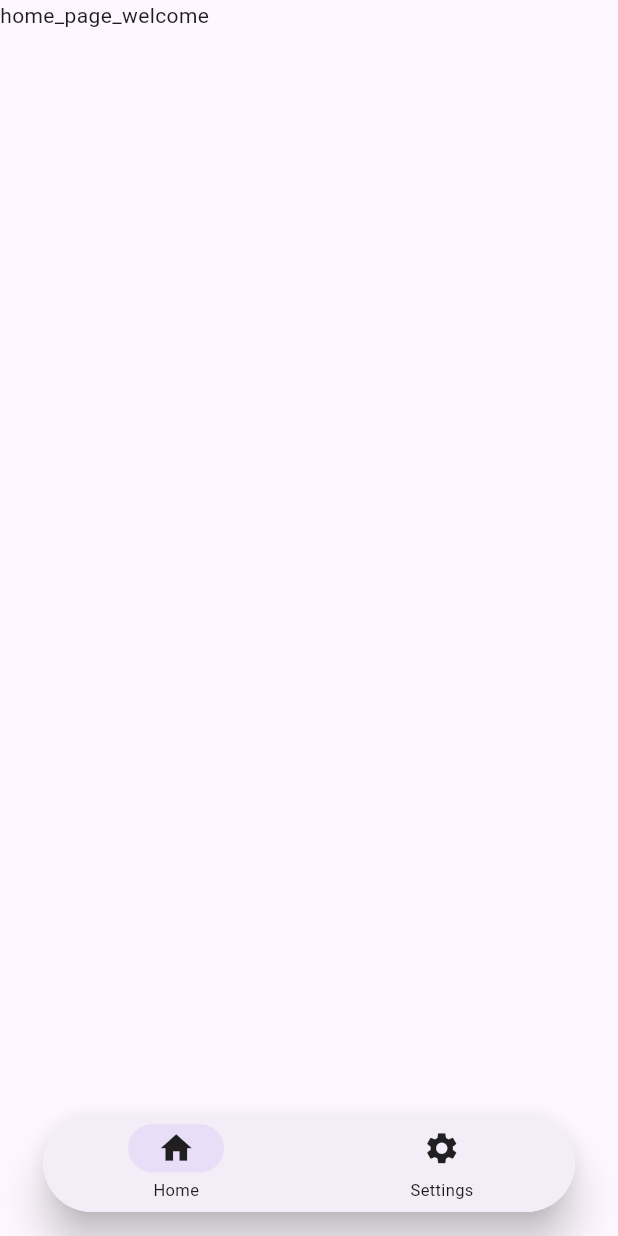
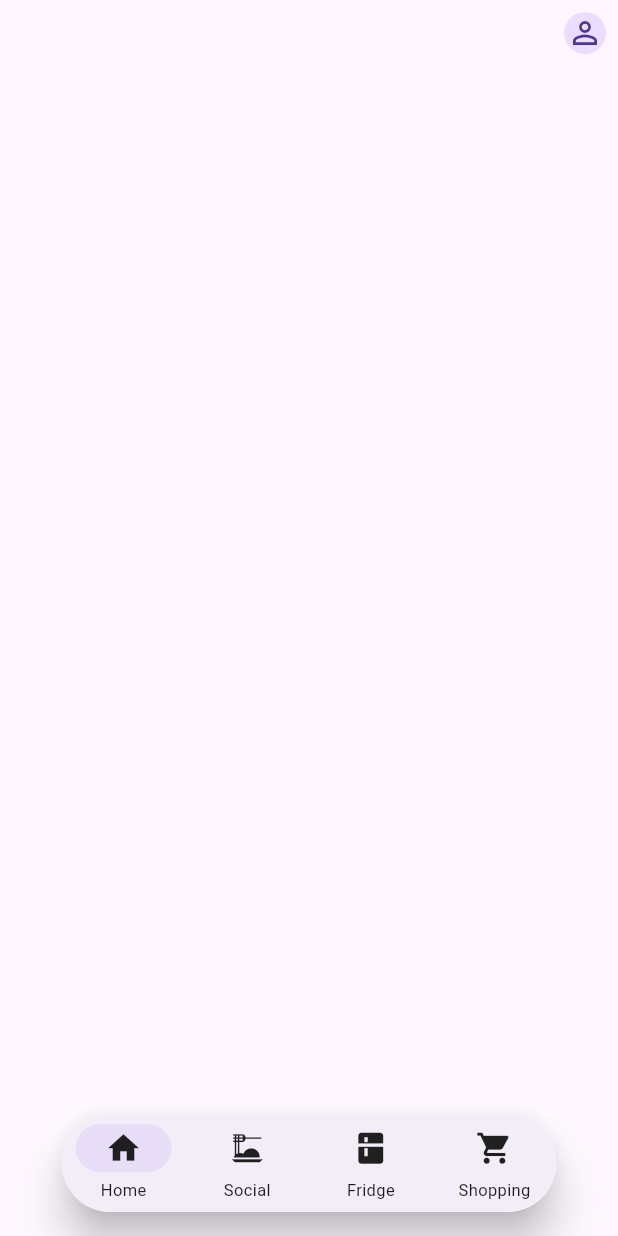
Before and after one commit to mariocosenza/mocc, a Flutter app: the HomeScreen screen opened by its route, on a phone screen of 412 x 824 dp. Run offline on Flutter 3.47's test engine with Material 3 defaults, Android fonts, the light colour scheme and no system bars; our stand-ins replace easy_localization, flutter_riverpod, go_router; missing offline and left inert: msal_auth, msal_js.

Commit message:
feat: update nav bar

```diff
--- a/app/lib/views/home_screen.dart
+++ b/app/lib/views/home_screen.dart
@@ -1,38 +1,36 @@
 import 'package:flutter/material.dart';
-import 'package:flutter_native_splash/flutter_native_splash.dart';
+import 'package:flutter_riverpod/flutter_riverpod.dart';
+import 'package:mocc/auth/auth_controller.dart';
+import 'package:mocc/widgets/microsoft_profile_avatar.dart';
 
-class HomeScreen extends StatefulWidget {
+class HomeScreen extends ConsumerWidget {
   const HomeScreen({super.key});
 
   @override
-  State<HomeScreen> createState() => _HomeScreenState();
-}
+  Widget build(BuildContext context, WidgetRef ref) {
+    final auth = ref.watch(authControllerProvider);
 
-class _HomeScreenState extends State<HomeScreen> {
-
-  @override
-  void initState() {
-    super.initState();
-    initialization();
-  }
-
-  void initialization() async {
-    FlutterNativeSplash.remove();
-  }
-
-  @override
-  Widget build(BuildContext context) {
     return Scaffold(
       body: SafeArea(
-        child: Column(
+        child: AnimatedBuilder(
+          animation: auth,
+          builder: (context, _) {
+            return Column(
               children: [
                 Row(
+                  mainAxisAlignment: MainAxisAlignment.end,
                   children: [
-              Text('home_page_welcome'),
+                    MicrosoftProfileAvatar(
+                      isAuthenticated: auth.isAuthenticated,
+                      getGraphToken: () => auth.acquireAccessToken(scopes: ['User.Read']),
+                    ),
                   ],
                 ),
               ],
+            );
+          },
         ),
-    ));
+      ),
+    );
   }
 }
--- a/app/lib/widgets/mocc_navigation_bar.dart
+++ b/app/lib/widgets/mocc_navigation_bar.dart
@@ -8,7 +8,10 @@ class MoccNavigationBar extends StatelessWidget {
 
   @override
   Widget build(BuildContext context) {
-    final double pillWidth = MediaQuery.sizeOf(context).width * 0.86;
+    double pillWidth = MediaQuery.sizeOf(context).width * 0.80;
+    if (pillWidth > 450) {
+      pillWidth = 450;
+    }
 
     return SizedBox(
       width: pillWidth,
@@ -32,7 +35,9 @@ class MoccNavigationBar extends StatelessWidget {
             },
             destinations: const [
               NavigationDestination(icon: Icon(Icons.home), label: 'Home'),
-              NavigationDestination(icon: Icon(Icons.settings), label: 'Settings'),
+              NavigationDestination(icon: Icon(Icons.dinner_dining), label: 'Social'),
+              NavigationDestination(icon: Icon(Icons.kitchen), label: 'Fridge'),
+              NavigationDestination(icon: Icon(Icons.local_grocery_store), label: 'Shopping'),
             ],
           ),
         ),
```
Also changed, not shown: app/lib/router/router.dart (+38 -6 lines). Lines whose indentation alone changed are shown as unchanged.
